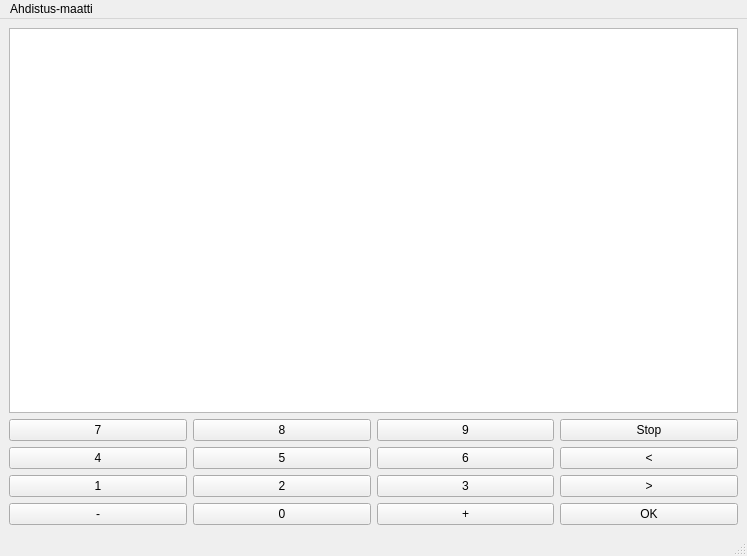
Before: the Qt Designer form bankautomat/mainwindow.ui in tvt21kmo-bank-project/group_3, drawn with Qt 5.
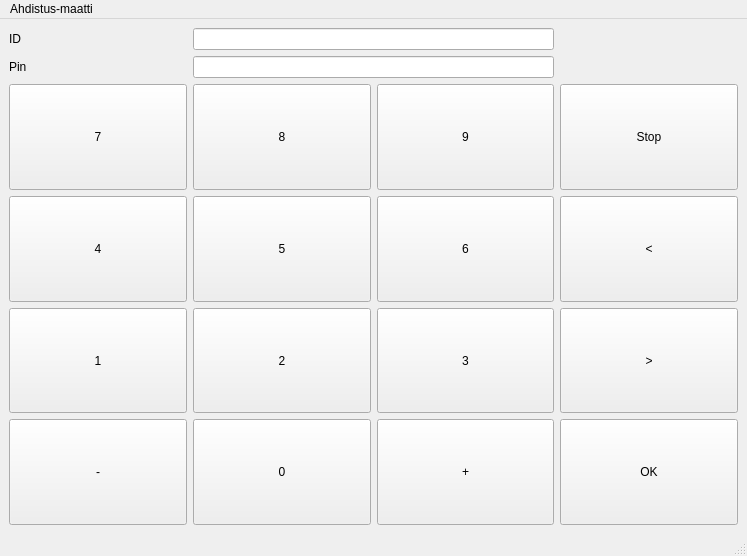
After: the same form once the commit is applied.

```diff
--- a/bankautomat/mainwindow.ui
+++ b/bankautomat/mainwindow.ui
@@ -26,8 +26,8 @@
   </property>
   <widget class="QWidget" name="centralwidget">
    <layout class="QGridLayout" name="gridLayout">
-    <item row="5" column="3">
-     <widget class="QPushButton" name="btnOK">
+    <item row="2" column="0">
+     <widget class="QPushButton" name="btn7">
       <property name="sizePolicy">
        <sizepolicy hsizetype="Preferred" vsizetype="Preferred">
         <horstretch>0</horstretch>
@@ -37,7 +37,7 @@
       <property name="styleSheet">
        <string notr="true">QPushButton {
 
-  background-color:  #00FF00;
+  background-color:  #C0C0C0;
     border-style: outset;
     border-width: 2px;
     border-radius: 10px;
@@ -49,7 +49,7 @@
 
 QPushButton:pressed {
 
-  background-color:  #008000;
+  background-color:  #808080;
     border-style: outset;
     border-width: 2px;
     border-radius: 10px;
@@ -60,11 +60,11 @@
 }♣</string>
       </property>
       <property name="text">
-       <string>OK</string>
+       <string>7</string>
       </property>
      </widget>
     </item>
-    <item row="2" column="1">
+    <item row="3" column="1">
      <widget class="QPushButton" name="btn5">
       <property name="sizePolicy">
        <sizepolicy hsizetype="Preferred" vsizetype="Preferred">
@@ -102,7 +102,7 @@
       </property>
      </widget>
     </item>
-    <item row="1" column="3">
+    <item row="2" column="3">
      <widget class="QPushButton" name="btnStop">
       <property name="sizePolicy">
        <sizepolicy hsizetype="Preferred" vsizetype="Preferred">
@@ -140,8 +140,8 @@
       </property>
      </widget>
     </item>
-    <item row="2" column="0">
-     <widget class="QPushButton" name="btn4">
+    <item row="6" column="1">
+     <widget class="QPushButton" name="btn0">
       <property name="sizePolicy">
        <sizepolicy hsizetype="Preferred" vsizetype="Preferred">
         <horstretch>0</horstretch>
@@ -174,12 +174,12 @@
 }♣</string>
       </property>
       <property name="text">
-       <string>4</string>
+       <string>0</string>
       </property>
      </widget>
     </item>
-    <item row="1" column="1">
-     <widget class="QPushButton" name="btn8">
+    <item row="6" column="3">
+     <widget class="QPushButton" name="btnOK">
       <property name="sizePolicy">
        <sizepolicy hsizetype="Preferred" vsizetype="Preferred">
         <horstretch>0</horstretch>
@@ -189,7 +189,7 @@
       <property name="styleSheet">
        <string notr="true">QPushButton {
 
-  background-color:  #C0C0C0;
+  background-color:  #00FF00;
     border-style: outset;
     border-width: 2px;
     border-radius: 10px;
@@ -201,7 +201,7 @@
 
 QPushButton:pressed {
 
-  background-color:  #808080;
+  background-color:  #008000;
     border-style: outset;
     border-width: 2px;
     border-radius: 10px;
@@ -212,49 +212,11 @@
 }♣</string>
       </property>
       <property name="text">
-       <string>8</string>
+       <string>OK</string>
       </property>
      </widget>
     </item>
-    <item row="4" column="1">
-     <widget class="QPushButton" name="btn2">
-      <property name="sizePolicy">
-       <sizepolicy hsizetype="Preferred" vsizetype="Preferred">
-        <horstretch>0</horstretch>
-        <verstretch>0</verstretch>
-       </sizepolicy>
-      </property>
-      <property name="styleSheet">
-       <string notr="true">QPushButton {
-
-  background-color:  #C0C0C0;
-    border-style: outset;
-    border-width: 2px;
-    border-radius: 10px;
-    border-color: beige;
-    min-width: 10em;
-    padding: 6px;
-	color: black;
-}♣
-
-QPushButton:pressed {
-
-  background-color:  #808080;
-    border-style: outset;
-    border-width: 2px;
-    border-radius: 10px;
-    border-color: beige;
-    min-width: 10em;
-    padding: 6px;
-	color: black;
-}♣</string>
-      </property>
-      <property name="text">
-       <string>2</string>
-      </property>
-     </widget>
-    </item>
-    <item row="4" column="0">
+    <item row="5" column="0">
      <widget class="QPushButton" name="btn1">
       <property name="sizePolicy">
        <sizepolicy hsizetype="Preferred" vsizetype="Preferred">
@@ -292,121 +254,7 @@
       </property>
      </widget>
     </item>
-    <item row="1" column="2">
-     <widget class="QPushButton" name="btn9">
-      <property name="sizePolicy">
-       <sizepolicy hsizetype="Preferred" vsizetype="Preferred">
-        <horstretch>0</horstretch>
-        <verstretch>0</verstretch>
-       </sizepolicy>
-      </property>
-      <property name="styleSheet">
-       <string notr="true">QPushButton {
-
-  background-color:  #C0C0C0;
-    border-style: outset;
-    border-width: 2px;
-    border-radius: 10px;
-    border-color: beige;
-    min-width: 10em;
-    padding: 6px;
-	color: black;
-}♣
-
-QPushButton:pressed {
-
-  background-color:  #808080;
-    border-style: outset;
-    border-width: 2px;
-    border-radius: 10px;
-    border-color: beige;
-    min-width: 10em;
-    padding: 6px;
-	color: black;
-}♣</string>
-      </property>
-      <property name="text">
-       <string>9</string>
-      </property>
-     </widget>
-    </item>
-    <item row="1" column="0">
-     <widget class="QPushButton" name="btn7">
-      <property name="sizePolicy">
-       <sizepolicy hsizetype="Preferred" vsizetype="Preferred">
-        <horstretch>0</horstretch>
-        <verstretch>0</verstretch>
-       </sizepolicy>
-      </property>
-      <property name="styleSheet">
-       <string notr="true">QPushButton {
-
-  background-color:  #C0C0C0;
-    border-style: outset;
-    border-width: 2px;
-    border-radius: 10px;
-    border-color: beige;
-    min-width: 10em;
-    padding: 6px;
-	color: black;
-}♣
-
-QPushButton:pressed {
-
-  background-color:  #808080;
-    border-style: outset;
-    border-width: 2px;
-    border-radius: 10px;
-    border-color: beige;
-    min-width: 10em;
-    padding: 6px;
-	color: black;
-}♣</string>
-      </property>
-      <property name="text">
-       <string>7</string>
-      </property>
-     </widget>
-    </item>
-    <item row="2" column="2">
-     <widget class="QPushButton" name="btn6">
-      <property name="sizePolicy">
-       <sizepolicy hsizetype="Preferred" vsizetype="Preferred">
-        <horstretch>0</horstretch>
-        <verstretch>0</verstretch>
-       </sizepolicy>
-      </property>
-      <property name="styleSheet">
-       <string notr="true">QPushButton {
-
-  background-color:  #C0C0C0;
-    border-style: outset;
-    border-width: 2px;
-    border-radius: 10px;
-    border-color: beige;
-    min-width: 10em;
-    padding: 6px;
-	color: black;
-}♣
-
-QPushButton:pressed {
-
-  background-color:  #808080;
-    border-style: outset;
-    border-width: 2px;
-    border-radius: 10px;
-    border-color: beige;
-    min-width: 10em;
-    padding: 6px;
-	color: black;
-}♣</string>
-      </property>
-      <property name="text">
-       <string>6</string>
-      </property>
-     </widget>
-    </item>
-    <item row="5" column="2">
+    <item row="6" column="2">
      <widget class="QPushButton" name="btnPlus">
       <property name="sizePolicy">
        <sizepolicy hsizetype="Preferred" vsizetype="Preferred">
@@ -444,8 +292,8 @@
       </property>
      </widget>
     </item>
-    <item row="5" column="0">
-     <widget class="QPushButton" name="btnMinus">
+    <item row="2" column="1">
+     <widget class="QPushButton" name="btn8">
       <property name="sizePolicy">
        <sizepolicy hsizetype="Preferred" vsizetype="Preferred">
         <horstretch>0</horstretch>
@@ -478,11 +326,11 @@
 }♣</string>
       </property>
       <property name="text">
-       <string>-</string>
+       <string>8</string>
       </property>
      </widget>
     </item>
-    <item row="4" column="3">
+    <item row="5" column="3">
      <widget class="QPushButton" name="btnLeftArrow">
       <property name="sizePolicy">
        <sizepolicy hsizetype="Preferred" vsizetype="Preferred">
@@ -520,8 +368,8 @@
       </property>
      </widget>
     </item>
-    <item row="2" column="3">
-     <widget class="QPushButton" name="btnRightArrow">
+    <item row="2" column="2">
+     <widget class="QPushButton" name="btn9">
       <property name="sizePolicy">
        <sizepolicy hsizetype="Preferred" vsizetype="Preferred">
         <horstretch>0</horstretch>
@@ -554,49 +402,11 @@
 }♣</string>
       </property>
       <property name="text">
-       <string>&lt;</string>
+       <string>9</string>
       </property>
      </widget>
     </item>
-    <item row="5" column="1">
-     <widget class="QPushButton" name="btn0">
-      <property name="sizePolicy">
-       <sizepolicy hsizetype="Preferred" vsizetype="Preferred">
-        <horstretch>0</horstretch>
-        <verstretch>0</verstretch>
-       </sizepolicy>
-      </property>
-      <property name="styleSheet">
-       <string notr="true">QPushButton {
-
-  background-color:  #C0C0C0;
-    border-style: outset;
-    border-width: 2px;
-    border-radius: 10px;
-    border-color: beige;
-    min-width: 10em;
-    padding: 6px;
-	color: black;
-}♣
-
-QPushButton:pressed {
-
-  background-color:  #808080;
-    border-style: outset;
-    border-width: 2px;
-    border-radius: 10px;
-    border-color: beige;
-    min-width: 10em;
-    padding: 6px;
-	color: black;
-}♣</string>
-      </property>
-      <property name="text">
-       <string>0</string>
-      </property>
-     </widget>
-    </item>
-    <item row="4" column="2">
+    <item row="5" column="2">
      <widget class="QPushButton" name="btn3">
       <property name="sizePolicy">
        <sizepolicy hsizetype="Preferred" vsizetype="Preferred">
@@ -634,8 +444,215 @@
       </property>
      </widget>
     </item>
-    <item row="0" column="0" colspan="4">
-     <widget class="QTextEdit" name="Display"/>
+    <item row="3" column="0">
+     <widget class="QPushButton" name="btn4">
+      <property name="sizePolicy">
+       <sizepolicy hsizetype="Preferred" vsizetype="Preferred">
+        <horstretch>0</horstretch>
+        <verstretch>0</verstretch>
+       </sizepolicy>
+      </property>
+      <property name="styleSheet">
+       <string notr="true">QPushButton {
+
+  background-color:  #C0C0C0;
+    border-style: outset;
+    border-width: 2px;
+    border-radius: 10px;
+    border-color: beige;
+    min-width: 10em;
+    padding: 6px;
+	color: black;
+}♣
+
+QPushButton:pressed {
+
+  background-color:  #808080;
+    border-style: outset;
+    border-width: 2px;
+    border-radius: 10px;
+    border-color: beige;
+    min-width: 10em;
+    padding: 6px;
+	color: black;
+}♣</string>
+      </property>
+      <property name="text">
+       <string>4</string>
+      </property>
+     </widget>
+    </item>
+    <item row="5" column="1">
+     <widget class="QPushButton" name="btn2">
+      <property name="sizePolicy">
+       <sizepolicy hsizetype="Preferred" vsizetype="Preferred">
+        <horstretch>0</horstretch>
+        <verstretch>0</verstretch>
+       </sizepolicy>
+      </property>
+      <property name="styleSheet">
+       <string notr="true">QPushButton {
+
+  background-color:  #C0C0C0;
+    border-style: outset;
+    border-width: 2px;
+    border-radius: 10px;
+    border-color: beige;
+    min-width: 10em;
+    padding: 6px;
+	color: black;
+}♣
+
+QPushButton:pressed {
+
+  background-color:  #808080;
+    border-style: outset;
+    border-width: 2px;
+    border-radius: 10px;
+    border-color: beige;
+    min-width: 10em;
+    padding: 6px;
+	color: black;
+}♣</string>
+      </property>
+      <property name="text">
+       <string>2</string>
+      </property>
+     </widget>
+    </item>
+    <item row="3" column="3">
+     <widget class="QPushButton" name="btnRightArrow">
+      <property name="sizePolicy">
+       <sizepolicy hsizetype="Preferred" vsizetype="Preferred">
+        <horstretch>0</horstretch>
+        <verstretch>0</verstretch>
+       </sizepolicy>
+      </property>
+      <property name="styleSheet">
+       <string notr="true">QPushButton {
+
+  background-color:  #C0C0C0;
+    border-style: outset;
+    border-width: 2px;
+    border-radius: 10px;
+    border-color: beige;
+    min-width: 10em;
+    padding: 6px;
+	color: black;
+}♣
+
+QPushButton:pressed {
+
+  background-color:  #808080;
+    border-style: outset;
+    border-width: 2px;
+    border-radius: 10px;
+    border-color: beige;
+    min-width: 10em;
+    padding: 6px;
+	color: black;
+}♣</string>
+      </property>
+      <property name="text">
+       <string>&lt;</string>
+      </property>
+     </widget>
+    </item>
+    <item row="3" column="2">
+     <widget class="QPushButton" name="btn6">
+      <property name="sizePolicy">
+       <sizepolicy hsizetype="Preferred" vsizetype="Preferred">
+        <horstretch>0</horstretch>
+        <verstretch>0</verstretch>
+       </sizepolicy>
+      </property>
+      <property name="styleSheet">
+       <string notr="true">QPushButton {
+
+  background-color:  #C0C0C0;
+    border-style: outset;
+    border-width: 2px;
+    border-radius: 10px;
+    border-color: beige;
+    min-width: 10em;
+    padding: 6px;
+	color: black;
+}♣
+
+QPushButton:pressed {
+
+  background-color:  #808080;
+    border-style: outset;
+    border-width: 2px;
+    border-radius: 10px;
+    border-color: beige;
+    min-width: 10em;
+    padding: 6px;
+	color: black;
+}♣</string>
+      </property>
+      <property name="text">
+       <string>6</string>
+      </property>
+     </widget>
+    </item>
+    <item row="6" column="0">
+     <widget class="QPushButton" name="btnMinus">
+      <property name="sizePolicy">
+       <sizepolicy hsizetype="Preferred" vsizetype="Preferred">
+        <horstretch>0</horstretch>
+        <verstretch>0</verstretch>
+       </sizepolicy>
+      </property>
+      <property name="styleSheet">
+       <string notr="true">QPushButton {
+
+  background-color:  #C0C0C0;
+    border-style: outset;
+    border-width: 2px;
+    border-radius: 10px;
+    border-color: beige;
+    min-width: 10em;
+    padding: 6px;
+	color: black;
+}♣
+
+QPushButton:pressed {
+
+  background-color:  #808080;
+    border-style: outset;
+    border-width: 2px;
+    border-radius: 10px;
+    border-color: beige;
+    min-width: 10em;
+    padding: 6px;
+	color: black;
+}♣</string>
+      </property>
+      <property name="text">
+       <string>-</string>
+      </property>
+     </widget>
+    </item>
+    <item row="0" column="1" colspan="2">
+     <widget class="QLineEdit" name="Display1"/>
+    </item>
+    <item row="1" column="1" colspan="2">
+     <widget class="QLineEdit" name="Display2"/>
+    </item>
+    <item row="0" column="0">
+     <widget class="QLabel" name="label">
+      <property name="text">
+       <string>ID</string>
+      </property>
+     </widget>
+    </item>
+    <item row="1" column="0">
+     <widget class="QLabel" name="label_2">
+      <property name="text">
+       <string>Pin</string>
+      </property>
+     </widget>
     </item>
    </layout>
   </widget>
```
Left out of the diff: 2 changed lines with no effect on the pictures.
